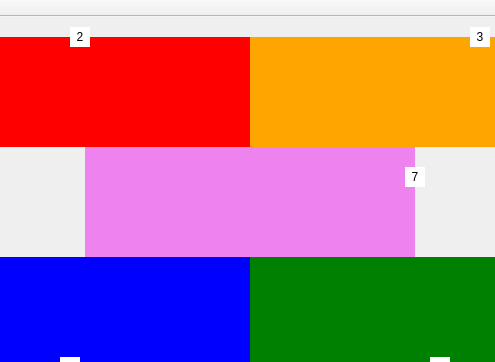
Above: mainwindow.ui from raquel-oliveira/Train before the change; both pictures show x 260 to 755 and y 0 to 362 of the 1330 by 679 pixel window. Below: the same form after it.
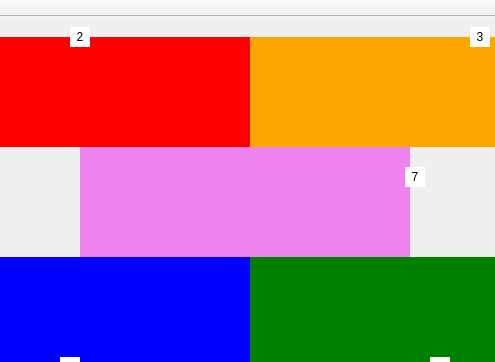
That is the form after the change.

What changed in the file:
```diff
--- a/mainwindow.ui
+++ b/mainwindow.ui
@@ -144,7 +144,7 @@
    <widget class="QLabel" name="trainTrack07">
     <property name="geometry">
      <rect>
-      <x>345</x>
+      <x>340</x>
       <y>130</y>
       <width>330</width>
       <height>110</height>
```
